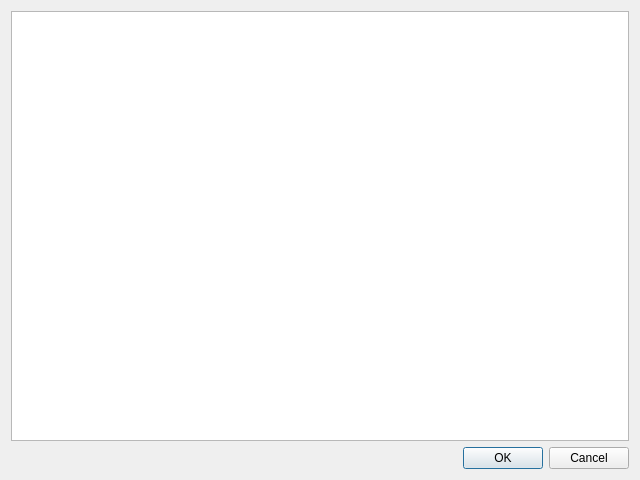
This is optionsviewer.ui in obourat/MimosaNG as Qt 5 draws it before an edit. The edited form follows.
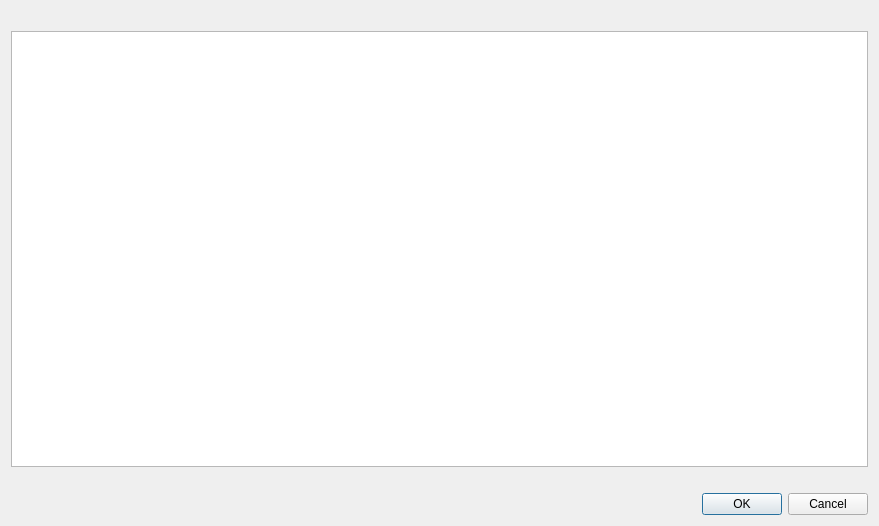
This is the edited form.

Diff of the .ui file:
```diff
--- a/optionsviewer.ui
+++ b/optionsviewer.ui
@@ -6,15 +6,15 @@
    <rect>
     <x>0</x>
     <y>0</y>
-    <width>640</width>
-    <height>480</height>
+    <width>879</width>
+    <height>526</height>
    </rect>
   </property>
   <property name="windowTitle">
    <string>Liste des configurations d'attribut de l'objet</string>
   </property>
   <layout class="QGridLayout" name="gridLayout">
-   <item row="0" column="0">
+   <item row="1" column="0">
     <widget class="QTableView" name="optionsView">
      <property name="alternatingRowColors">
       <bool>true</bool>
@@ -30,8 +30,14 @@
      </property>
     </widget>
    </item>
-   <item row="1" column="0">
+   <item row="3" column="0">
     <widget class="QDialogButtonBox" name="confirmButtonBox">
+     <property name="sizePolicy">
+      <sizepolicy hsizetype="Expanding" vsizetype="Fixed">
+       <horstretch>0</horstretch>
+       <verstretch>0</verstretch>
+      </sizepolicy>
+     </property>
      <property name="orientation">
       <enum>Qt::Horizontal</enum>
      </property>
@@ -40,6 +46,20 @@
      </property>
     </widget>
    </item>
+   <item row="0" column="0">
+    <widget class="QLabel" name="infoNomConf">
+     <property name="text">
+      <string/>
+     </property>
+    </widget>
+   </item>
+   <item row="2" column="0">
+    <widget class="QLabel" name="instructionsLabel">
+     <property name="text">
+      <string/>
+     </property>
+    </widget>
+   </item>
   </layout>
  </widget>
  <resources/>
```
